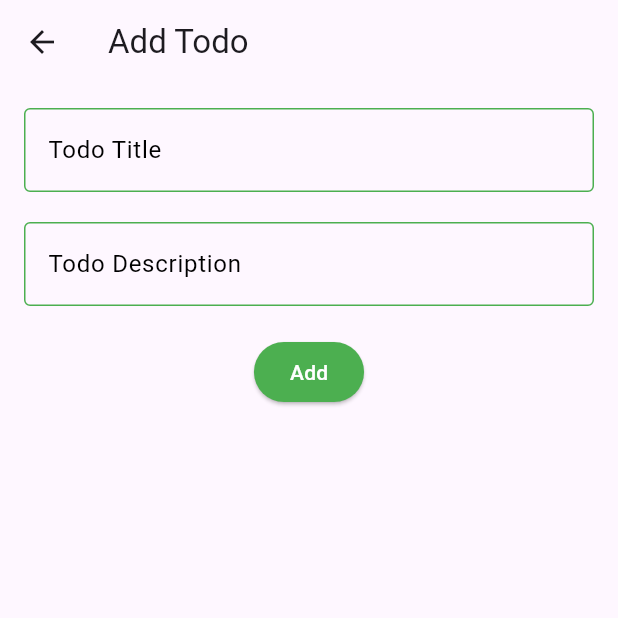
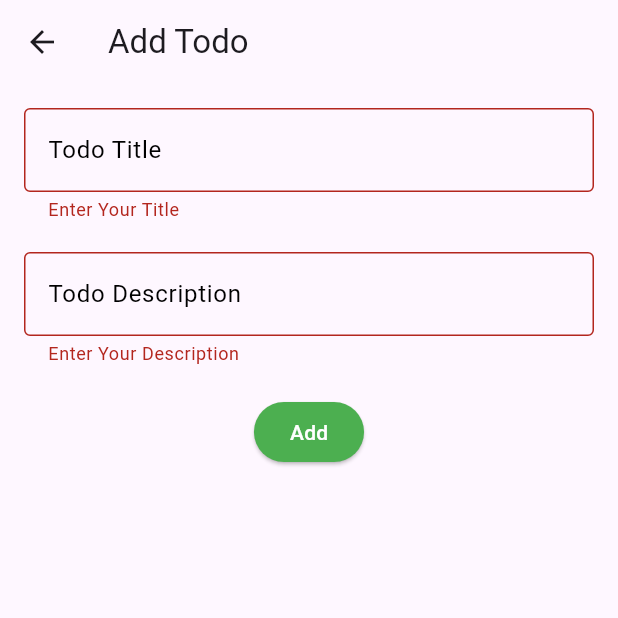
Before and after one commit to atik2100/practice_code, a Flutter app: the AddNewTodoScreen screen opened directly, after a tap on "Add", on a phone screen of 412 x 824 dp, the top half of it. Run offline on Flutter 3.47's test engine with Material 3 defaults, Android fonts, the phone set to English and light mode, and no system bars.

Commit message:
todo app functionality add

```diff
--- /dev/null
+++ b/lib/models/todo.dart
@@ -0,0 +1,17 @@
+class Todo {
+  String title;
+  String description;
+  TodoStatus status;
+
+  Todo({
+    required this.title,
+    required this.description,
+    this.status = TodoStatus.idle,
+  });
+}
+
+enum TodoStatus {
+  idle,
+  inProgress,
+  complete,
+}
--- a/lib/screens/add_new_todo_screen.dart
+++ b/lib/screens/add_new_todo_screen.dart
@@ -1,4 +1,5 @@
 import 'package:flutter/material.dart';
+import 'package:practice_code/models/todo.dart';
 
 class AddNewTodoScreen extends StatefulWidget {
   const AddNewTodoScreen({super.key});
@@ -9,15 +10,17 @@ class AddNewTodoScreen extends StatefulWidget {
 
 class _AddNewTodoScreenState extends State<AddNewTodoScreen> {
   final TextEditingController _titleTEController = TextEditingController();
-  final TextEditingController _descreptionTEController = TextEditingController();
+  final TextEditingController _descreptionTEController =
+      TextEditingController();
   final GlobalKey<FormState> _formKey = GlobalKey<FormState>();
+
   @override
   Widget build(BuildContext context) {
     return Scaffold(
       appBar: AppBar(
         title: const Text('Add Todo'),
       ),
-      body:  SingleChildScrollView(
+      body: SingleChildScrollView(
         child: Padding(
           padding: const EdgeInsets.all(16),
           child: Form(
@@ -27,10 +30,11 @@ class _AddNewTodoScreenState extends State<AddNewTodoScreen> {
                 TextFormField(
                   controller: _titleTEController,
                   autovalidateMode: AutovalidateMode.onUserInteraction,
-                  validator: (String? value){
-                    if(value == null || value.trim().isEmpty){
+                  validator: (String? value) {
+                    if (value == null || value.trim().isEmpty) {
                       return 'Enter Your Title';
-                    } return null;
+                    }
+                    return null;
                   },
                   decoration: const InputDecoration(
                     labelText: 'Todo Title',
@@ -55,10 +59,11 @@ class _AddNewTodoScreenState extends State<AddNewTodoScreen> {
                 TextFormField(
                   controller: _descreptionTEController,
                   autovalidateMode: AutovalidateMode.onUserInteraction,
-                  validator: (String? value){
-                    if(value == null || value.trim().isEmpty){
+                  validator: (String? value) {
+                    if (value == null || value.trim().isEmpty) {
                       return 'Enter Your Description';
-                    } return null;
+                    }
+                    return null;
                   },
                   decoration: const InputDecoration(
                     labelText: 'Todo Description',
@@ -81,7 +86,15 @@ class _AddNewTodoScreenState extends State<AddNewTodoScreen> {
                 ),
                 const SizedBox(height: 20),
                 ElevatedButton(
-                  onPressed: () {},
+                  onPressed: () {
+                    if (_formKey.currentState!.validate()) {
+                      Todo todo = Todo(
+                        title: _titleTEController.text.trim(),
+                        description: _descreptionTEController.text.trim(),
+                      );
+                      Navigator.pop(context, todo);
+                    }
+                  },
                   style: ElevatedButton.styleFrom(
                     backgroundColor: Colors.green,
                     foregroundColor: Colors.white,
--- a/pubspec.yaml
+++ b/pubspec.yaml
@@ -63,7 +63,7 @@ flutter:
   # To add assets to your application, add an assets section, like this:
   assets:
    - assets/images/
-  #   - images/a_dot_ham.jpeg
+   - assets/images/
 
   # An image asset can refer to one or more resolution-specific "variants", see
   # https://flutter.dev/to/resolution-aware-images
```
Also changed, not shown: lib/screens/todo_list_screen.dart (+73 -13 lines), lib/screens/update_todo_screen.dart (+27 -2 lines), assets/images/no_data.jpg (added).
